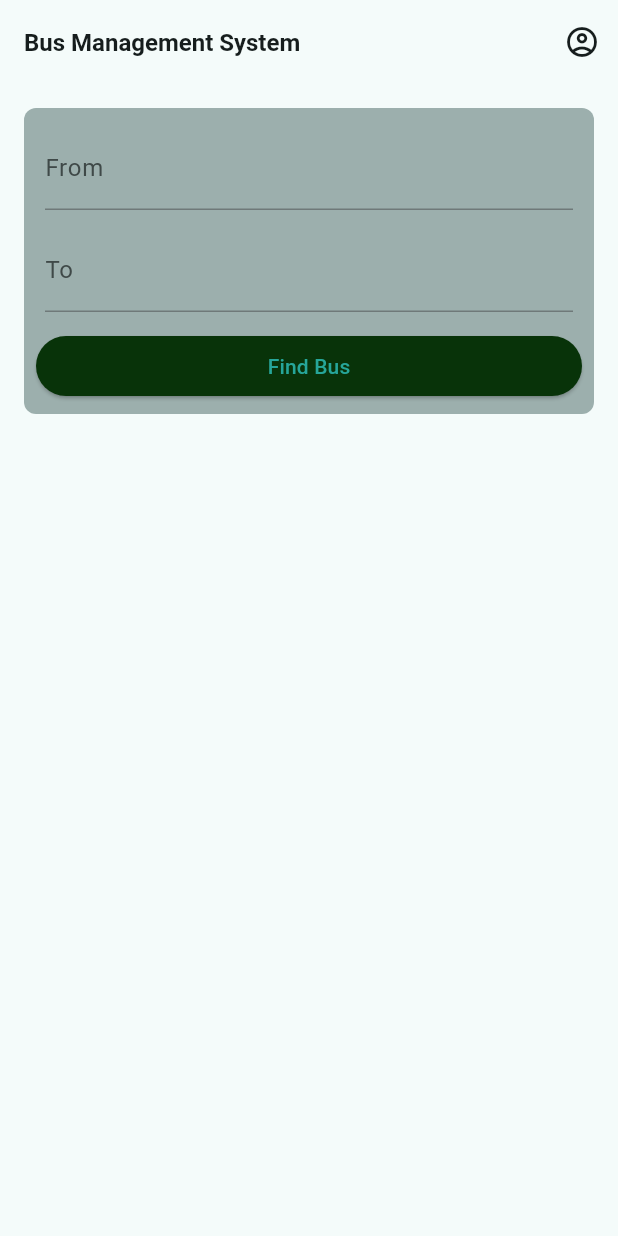
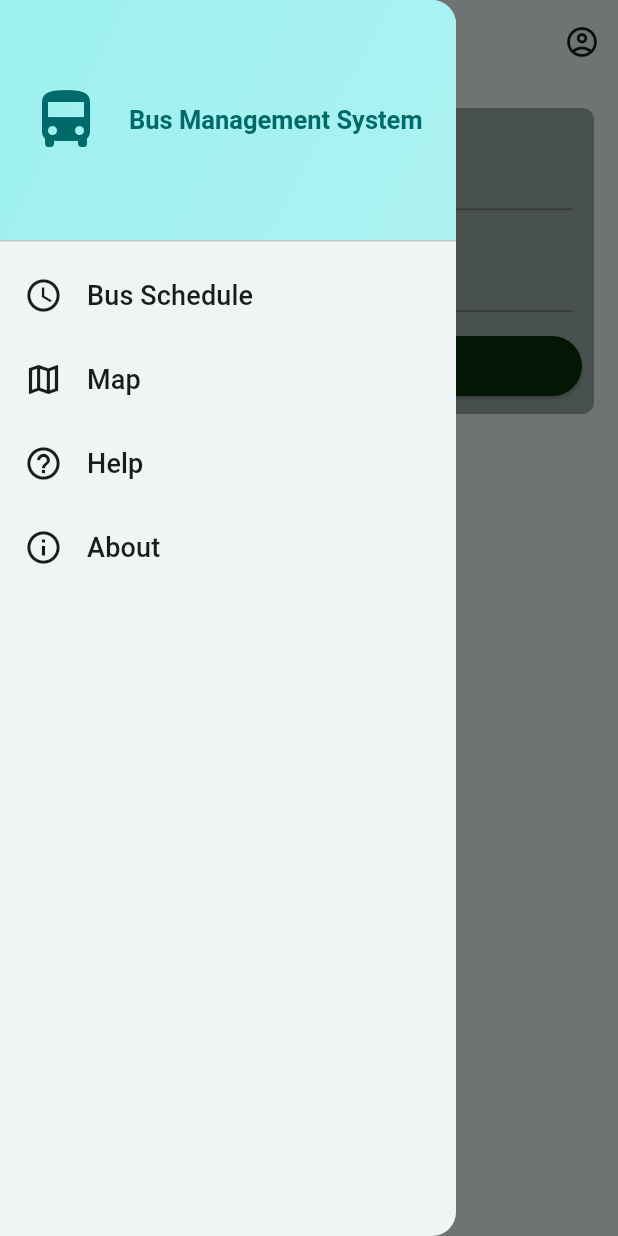
Before and after one commit to RaashidGIT/bms_FC, a Flutter app: the screen it shows after launch, with the side drawer open (before the commit the screen has no drawer), on a phone screen of 412 x 824 dp. Run offline on Flutter 3.47's test engine with Material 3 defaults, Android fonts, the phone set to English and light mode, and no system bars; our stand-ins replace cached_network_image, cloud_firestore, firebase_auth, firebase_core, firebase_storage, flutter_map and 4 more; missing offline and left inert: dart:ffi, flutter_map_location_marker; accounts and stored records are empty.

Commit message:
code cleanup

```diff
--- a/lib/Default_page/buses.dart
+++ b/lib/Default_page/buses.dart
@@ -169,148 +169,148 @@ class _BusesState extends State<Buses> {
           ),
         ],
       ),
-      // drawer: Drawer(
-      //   child: ListView(
-      //     // Important: Remove any padding from the ListView.
-      //     padding: EdgeInsets.zero,
-      //     children: [
-      //       DrawerHeader(
-      //         padding: const EdgeInsets.all(20),
-      //         decoration: BoxDecoration(
-      //           gradient: LinearGradient(colors: [
-      //             Theme.of(context).colorScheme.primaryContainer,
-      //             Theme.of(context)
-      //                 .colorScheme
-      //                 .primaryContainer
-      //                 .withOpacity(0.8),
-      //           ], begin: Alignment.topLeft, end: Alignment.bottomRight),
-      //         ),
-      //         child: Row(
-      //           children: [
-      //             Icon(
-      //               Icons.directions_bus,
-      //               size: 48,
-      //               color: Theme.of(context).colorScheme.primary,
-      //             ),
-      //             const SizedBox(
-      //               width: 18,
-      //             ),
-      //             Text(
-      //               'Bus Management System',
-      //               style: Theme.of(context).textTheme.titleLarge!.copyWith(
-      //                     color: Theme.of(context).colorScheme.primary,
-      //                     fontSize: 17,
-      //                   ),
-      //             ),
-      //           ],
-      //         ),
-      //       ),
-      //       ListTile(
-      //         leading: Icon(
-      //           Icons.access_time,
-      //           size: 26,
-      //           color: Theme.of(context).colorScheme.onBackground,
-      //         ),
-      //         title: Text(
-      //           'Bus Schedule',
-      //           style: Theme.of(context).textTheme.titleSmall!.copyWith(
-      //                 color: Theme.of(context).colorScheme.onBackground,
-      //                 fontSize: 18,
-      //               ),
-      //         ),
-      //         selected: _selectedIndex == 0,
-      //         onTap: () {
-      //           // Update the state of the app
-      //           _onItemTapped(0);
-      //           // _widgetOptions;
-      //           // Then close the drawer
-      //           Navigator.pop(context);
-      //         },
-      //       ),
-      //       ListTile(
-      //         leading: Icon(
-      //           Icons.map_outlined,
-      //           size: 26,
-      //           color: Theme.of(context).colorScheme.onBackground,
-      //         ),
-      //         title: Text(
-      //           'Map',
-      //           style: Theme.of(context).textTheme.titleSmall!.copyWith(
-      //                 color: Theme.of(context).colorScheme.onBackground,
-      //                 fontSize: 18,
-      //               ),
-      //         ),
-      //         selected: _selectedIndex == 1,
-      //         onTap: () {
-      //           // Update the state of the app
-      //           _onItemTapped(1);
-      //           // Then close the drawer
-      //           Navigator.pop(context);
-      //           Navigator.push(
-      //             context,
-      //             MaterialPageRoute(
-      //               builder: (context) => const MyLocationMap(),
-      //             ),
-      //           );
-      //         },
-      //       ),
-      //       ListTile(
-      //         leading: Icon(
-      //           Icons.help_outline_outlined,
-      //           size: 26,
-      //           color: Theme.of(context).colorScheme.onBackground,
-      //         ),
-      //         title: Text(
-      //           'Help',
-      //           style: Theme.of(context).textTheme.titleSmall!.copyWith(
-      //                 color: Theme.of(context).colorScheme.onBackground,
-      //                 fontSize: 18,
-      //               ),
-      //         ),
-      //         selected: _selectedIndex == 3,
-      //         onTap: () {
-      //           // Update the state of the app
-      //           _onItemTapped(3);
-      //           // Then close the drawer
-      //           Navigator.pop(context);
-      //           Navigator.push(
-      //             context,
-      //             MaterialPageRoute(
-      //               builder: (context) => const HelpPage(),
-      //             ),
-      //           );
-      //         },
-      //       ),
-      //       ListTile(
-      //         leading: Icon(
-      //           Icons.info_outline,
-      //           size: 26,
-      //           color: Theme.of(context).colorScheme.onBackground,
-      //         ),
-      //         title: Text(
-      //           'About',
-      //           style: Theme.of(context).textTheme.titleSmall!.copyWith(
-      //                 color: Theme.of(context).colorScheme.onBackground,
-      //                 fontSize: 18,
-      //               ),
-      //         ),
-      //         selected: _selectedIndex == 2,
-      //         onTap: () {
-      //           // Update the state of the app
-      //           _onItemTapped(2);
-      //           // Then close the drawer
-      //           Navigator.pop(context);
-      //           Navigator.push(
-      //             context,
-      //             MaterialPageRoute(
-      //               builder: (context) => const AboutPage(),
-      //             ),
-      //           );
-      //         },
-      //       ),
-      //     ],
-      //   ),
-      // ),
+      drawer: Drawer(
+        child: ListView(
+          // Important: Remove any padding from the ListView.
+          padding: EdgeInsets.zero,
+          children: [
+            DrawerHeader(
+              padding: const EdgeInsets.all(20),
+              decoration: BoxDecoration(
+                gradient: LinearGradient(colors: [
+                  Theme.of(context).colorScheme.primaryContainer,
+                  Theme.of(context)
+                      .colorScheme
+                      .primaryContainer
+                      .withOpacity(0.8),
+                ], begin: Alignment.topLeft, end: Alignment.bottomRight),
+              ),
+              child: Row(
+                children: [
+                  Icon(
+                    Icons.directions_bus,
+                    size: 48,
+                    color: Theme.of(context).colorScheme.primary,
+                  ),
+                  const SizedBox(
+                    width: 18,
+                  ),
+                  Text(
+                    'Bus Management System',
+                    style: Theme.of(context).textTheme.titleLarge!.copyWith(
+                          color: Theme.of(context).colorScheme.primary,
+                          fontSize: 17,
+                        ),
+                  ),
+                ],
+              ),
+            ),
+            ListTile(
+              leading: Icon(
+                Icons.access_time,
+                size: 26,
+                color: Theme.of(context).colorScheme.onBackground,
+              ),
+              title: Text(
+                'Bus Schedule',
+                style: Theme.of(context).textTheme.titleSmall!.copyWith(
+                      color: Theme.of(context).colorScheme.onBackground,
+                      fontSize: 18,
+                    ),
+              ),
+              selected: _selectedIndex == 0,
+              onTap: () {
+                // Update the state of the app
+                _onItemTapped(0);
+                // _widgetOptions;
+                // Then close the drawer
+                Navigator.pop(context);
+              },
+            ),
+            ListTile(
+              leading: Icon(
+                Icons.map_outlined,
+                size: 26,
+                color: Theme.of(context).colorScheme.onBackground,
+              ),
+              title: Text(
+                'Map',
+                style: Theme.of(context).textTheme.titleSmall!.copyWith(
+                      color: Theme.of(context).colorScheme.onBackground,
+                      fontSize: 18,
+                    ),
+              ),
+              selected: _selectedIndex == 1,
+              onTap: () {
+                // Update the state of the app
+                _onItemTapped(1);
+                // Then close the drawer
+                Navigator.pop(context);
+                Navigator.push(
+                  context,
+                  MaterialPageRoute(
+                    builder: (context) => const MyLocationMap(),
+                  ),
+                );
+              },
+            ),
+            ListTile(
+              leading: Icon(
+                Icons.help_outline_outlined,
+                size: 26,
+                color: Theme.of(context).colorScheme.onBackground,
+              ),
+              title: Text(
+                'Help',
+                style: Theme.of(context).textTheme.titleSmall!.copyWith(
+                      color: Theme.of(context).colorScheme.onBackground,
+                      fontSize: 18,
+                    ),
+              ),
+              selected: _selectedIndex == 3,
+              onTap: () {
+                // Update the state of the app
+                _onItemTapped(3);
+                // Then close the drawer
+                Navigator.pop(context);
+                Navigator.push(
+                  context,
+                  MaterialPageRoute(
+                    builder: (context) => const HelpPage(),
+                  ),
+                );
+              },
+            ),
+            ListTile(
+              leading: Icon(
+                Icons.info_outline,
+                size: 26,
+                color: Theme.of(context).colorScheme.onBackground,
+              ),
+              title: Text(
+                'About',
+                style: Theme.of(context).textTheme.titleSmall!.copyWith(
+                      color: Theme.of(context).colorScheme.onBackground,
+                      fontSize: 18,
+                    ),
+              ),
+              selected: _selectedIndex == 2,
+              onTap: () {
+                // Update the state of the app
+                _onItemTapped(2);
+                // Then close the drawer
+                Navigator.pop(context);
+                Navigator.push(
+                  context,
+                  MaterialPageRoute(
+                    builder: (context) => const AboutPage(),
+                  ),
+                );
+              },
+            ),
+          ],
+        ),
+      ),
     );
   }
 }
```
